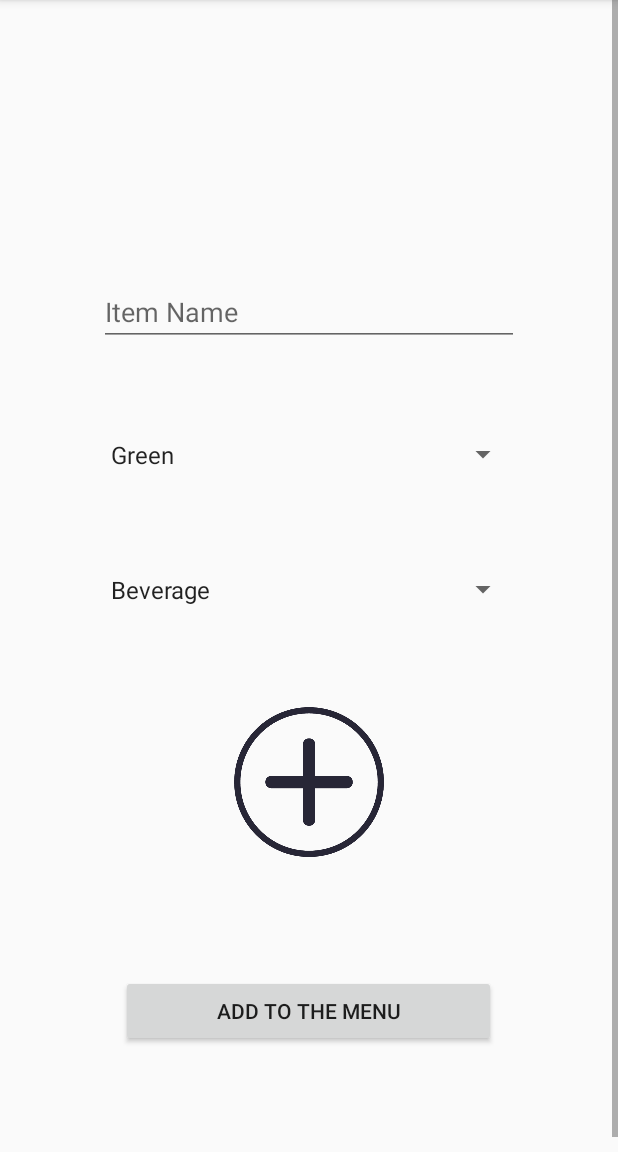
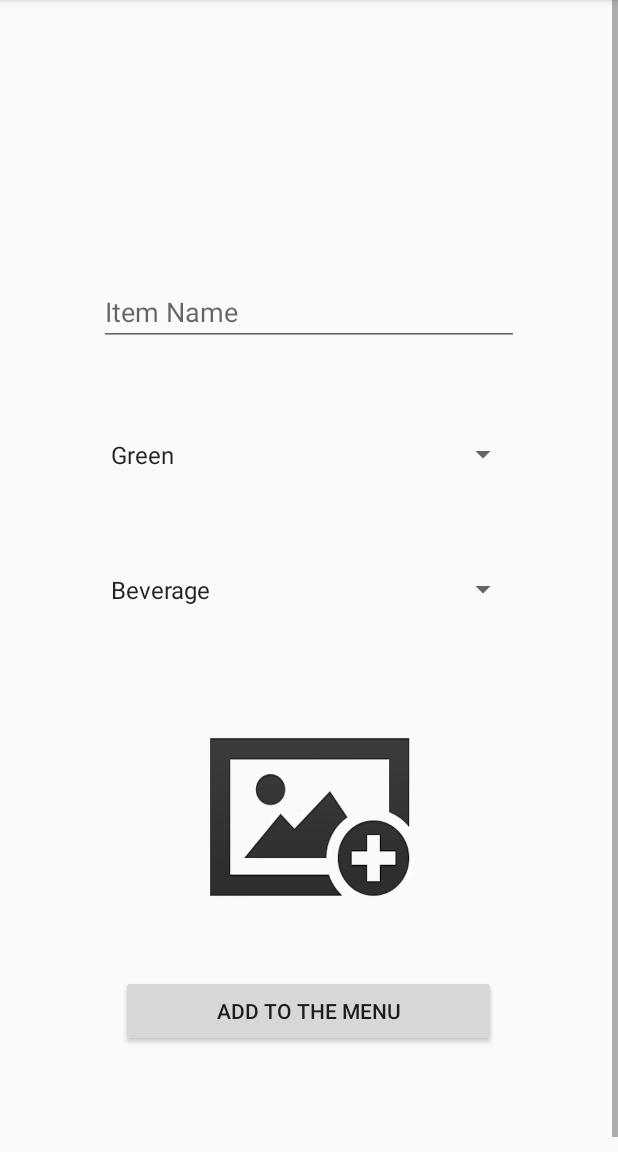
Before and after one commit to PeichenTsou/SalesRecordApp, an Android app: the fragment AddFragment shown on its own in the app's theme, on a phone screen of 412 x 824 dp, the part 84-1236 px from its top. Run offline under Robolectric (Android 15) with nearby library versions, the phone set to English and light mode, and no system bars.

Commit message:
Bugfix--img disappearing after clicking add to the menu, and change the imagine

```diff
--- a/SalesDateApp/app/src/main/res/layout/add_fragment.xml
+++ b/SalesDateApp/app/src/main/res/layout/add_fragment.xml
@@ -85,13 +85,12 @@
 
             <ImageView
                 android:id="@+id/imageView"
-                android:layout_width="100dp"
-                android:layout_height="100dp"
+                android:layout_width="150dp"
+                android:layout_height="150dp"
                 android:layout_alignParentTop="true"
                 android:layout_centerHorizontal="true"
                 android:layout_marginTop="471dp"
-                app:srcCompat="@drawable/p3" />
-
+                android:background="@drawable/p3"/>
             <Button
                 android:id="@+id/button_add"
                 android:layout_width="250dp"
```
Also changed, not shown: SalesDateApp/app/src/main/res/drawable/p3.png, SalesDateApp/app/src/main/res/drawable/p3_old.png (added).
